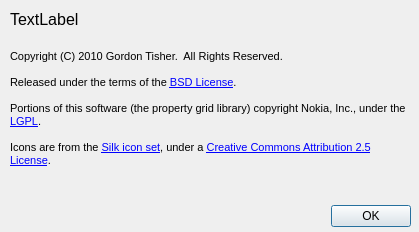
First picture: the form in src/neurogui/aboutdialog.ui, repository chalcolith/neurolab, before the edit.
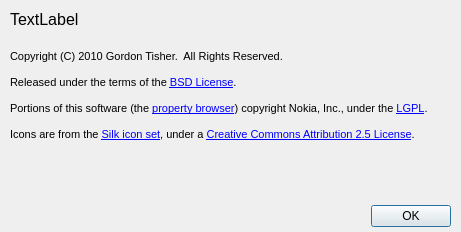
Second picture: the form after the edit.

```diff
--- a/src/neurogui/aboutdialog.ui
+++ b/src/neurogui/aboutdialog.ui
@@ -6,7 +6,7 @@
    <rect>
     <x>0</x>
     <y>0</y>
-    <width>419</width>
+    <width>461</width>
     <height>232</height>
    </rect>
   </property>
@@ -16,7 +16,7 @@
   <widget class="QDialogButtonBox" name="buttonBox">
    <property name="geometry">
     <rect>
-     <x>70</x>
+     <x>110</x>
      <y>200</y>
      <width>341</width>
      <height>32</height>
@@ -34,7 +34,7 @@
     <rect>
      <x>10</x>
      <y>50</y>
-     <width>401</width>
+     <width>441</width>
      <height>161</height>
     </rect>
    </property>
@@ -47,7 +47,7 @@
 &lt;p style=&quot;-qt-paragraph-type:empty; margin-top:0px; margin-bottom:0px; margin-left:0px; margin-right:0px; -qt-block-indent:0; text-indent:0px; font-size:8pt;&quot;&gt;&lt;/p&gt;
 &lt;p style=&quot; margin-top:0px; margin-bottom:0px; margin-left:0px; margin-right:0px; -qt-block-indent:0; text-indent:0px;&quot;&gt;&lt;span style=&quot; font-size:8pt;&quot;&gt;Released under the terms of the &lt;/span&gt;&lt;a href=&quot;http://bitbucket.org/kulibali/neurocogling/wiki/BSDLicense&quot;&gt;&lt;span style=&quot; font-size:8pt; text-decoration: underline; color:#0000ff;&quot;&gt;BSD License&lt;/span&gt;&lt;/a&gt;&lt;span style=&quot; font-size:8pt;&quot;&gt;.&lt;/span&gt;&lt;/p&gt;
 &lt;p style=&quot;-qt-paragraph-type:empty; margin-top:0px; margin-bottom:0px; margin-left:0px; margin-right:0px; -qt-block-indent:0; text-indent:0px; font-size:8pt;&quot;&gt;&lt;/p&gt;
-&lt;p style=&quot; margin-top:0px; margin-bottom:0px; margin-left:0px; margin-right:0px; -qt-block-indent:0; text-indent:0px;&quot;&gt;&lt;span style=&quot; font-size:8pt;&quot;&gt;Portions of this software (the property grid library) copyright Nokia, Inc., under the &lt;/span&gt;&lt;a href=&quot;http://www.gnu.org/licenses/lgpl.html&quot;&gt;&lt;span style=&quot; font-size:8pt; text-decoration: underline; color:#0000ff;&quot;&gt;LGPL&lt;/span&gt;&lt;/a&gt;&lt;span style=&quot; font-size:8pt;&quot;&gt;.&lt;/span&gt;&lt;/p&gt;
+&lt;p style=&quot; margin-top:0px; margin-bottom:0px; margin-left:0px; margin-right:0px; -qt-block-indent:0; text-indent:0px;&quot;&gt;&lt;span style=&quot; font-size:8pt;&quot;&gt;Portions of this software (the &lt;/span&gt;&lt;a href=&quot;http://qt.nokia.com/products/appdev/add-on-products/catalog/4/Widgets/qtpropertybrowser/&quot;&gt;&lt;span style=&quot; text-decoration: underline; color:#0000ff;&quot;&gt;property browser&lt;/span&gt;&lt;/a&gt;&lt;span style=&quot; font-size:8pt;&quot;&gt;) copyright Nokia, Inc., under the &lt;/span&gt;&lt;a href=&quot;http://www.gnu.org/licenses/lgpl.html&quot;&gt;&lt;span style=&quot; font-size:8pt; text-decoration: underline; color:#0000ff;&quot;&gt;LGPL&lt;/span&gt;&lt;/a&gt;&lt;span style=&quot; font-size:8pt;&quot;&gt;.&lt;/span&gt;&lt;/p&gt;
 &lt;p style=&quot;-qt-paragraph-type:empty; margin-top:0px; margin-bottom:0px; margin-left:0px; margin-right:0px; -qt-block-indent:0; text-indent:0px; font-size:8pt;&quot;&gt;&lt;/p&gt;
 &lt;p style=&quot; margin-top:0px; margin-bottom:0px; margin-left:0px; margin-right:0px; -qt-block-indent:0; text-indent:0px;&quot;&gt;&lt;span style=&quot; font-size:8pt;&quot;&gt;Icons are from the &lt;/span&gt;&lt;a href=&quot;http://www.famfamfam.com/lab/icons/silk/&quot;&gt;&lt;span style=&quot; font-size:8pt; text-decoration: underline; color:#0000ff;&quot;&gt;Silk icon set&lt;/span&gt;&lt;/a&gt;&lt;span style=&quot; font-size:8pt;&quot;&gt;, under a &lt;/span&gt;&lt;a href=&quot;http://creativecommons.org/licenses/by/2.5/&quot;&gt;&lt;span style=&quot; font-size:8pt; text-decoration: underline; color:#0000ff;&quot;&gt;Creative Commons Attribution 2.5 License&lt;/span&gt;&lt;/a&gt;&lt;span style=&quot; font-size:8pt;&quot;&gt;.&lt;/span&gt;&lt;/p&gt;&lt;/body&gt;&lt;/html&gt;</string>
    </property>
```
